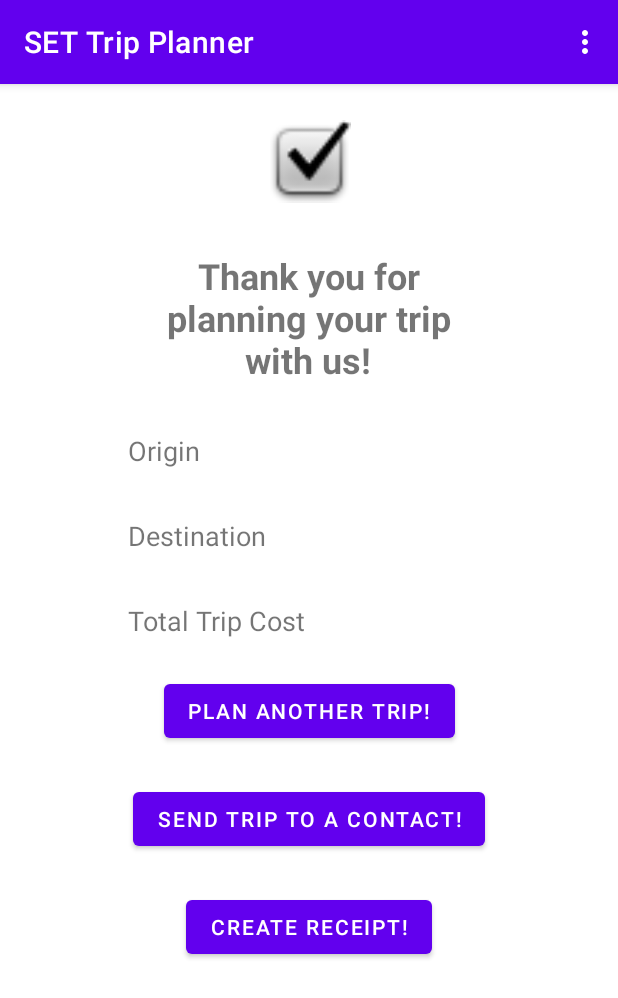
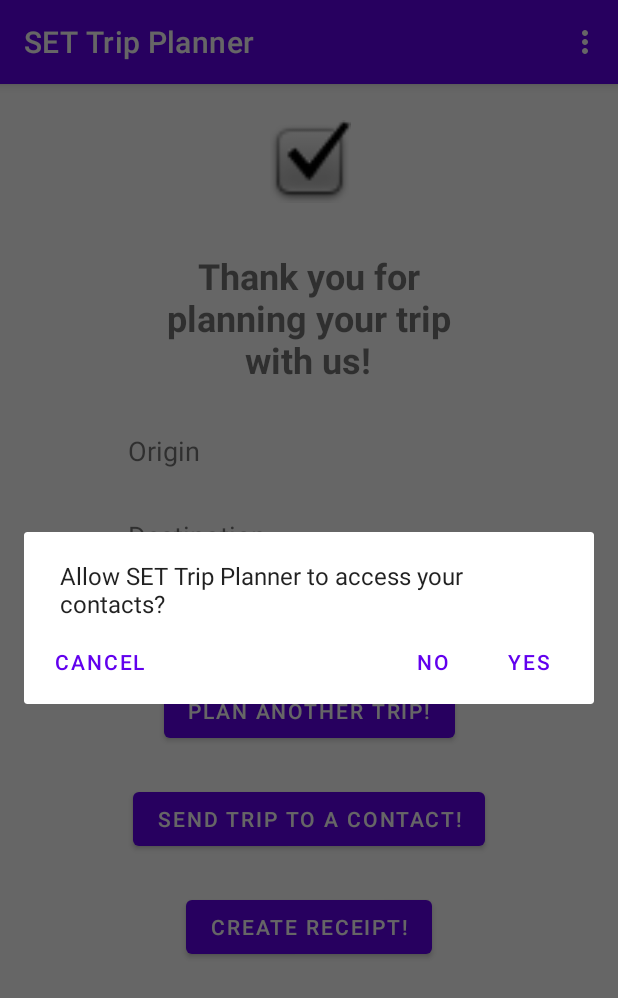
Before and after one commit to gHooyerSET/MobileDevA1_Group5, an Android app: the ConfirmationActivity screen opened directly, with no data from a screen before it, after a tap on "SEND TRIP TO A CONTACT!", on a phone screen of 412 x 824 dp. Shown: the top 998 px of the screen. Run offline under Robolectric (Android 15) with nearby library versions, the phone set to English and light mode, and no system bars; 3 statements that could not run were skipped.

Commit message:
Successfully implemented dialog box

```diff
--- a/app/src/main/java/com/example/tripplanner_a1_prog3150/ConfirmationActivity.java
+++ b/app/src/main/java/com/example/tripplanner_a1_prog3150/ConfirmationActivity.java
@@ -10,7 +10,9 @@ package com.example.tripplanner_a1_prog3150;
 import androidx.annotation.NonNull;
 import androidx.appcompat.app.AppCompatActivity;
 
+import android.app.AlertDialog;
 import android.content.Context;
+import android.content.DialogInterface;
 import android.content.Intent;
 import android.os.AsyncTask;
 import android.os.Bundle;
@@ -36,7 +38,7 @@ public class ConfirmationActivity extends MenuActivity {
     private Button createReceiptButton;
     private Button sendTripButton;
     private Trip trip;
-
+    private AlertDialog permissionDialog;
     @Override
     protected void onCreate(Bundle savedInstanceState) {
         super.onCreate(savedInstanceState);
@@ -76,15 +78,31 @@ public class ConfirmationActivity extends MenuActivity {
         });
 
         sendTripButton.setOnClickListener(view -> {
-            //Forward to contact page
+            //Get permission to use contacts
+            permissionDialog = new AlertDialog.Builder(ConfirmationActivity.this)
+                    .setMessage("Allow SET Trip Planner to access your contacts?")
+                    .setPositiveButton("Yes", new DialogInterface.OnClickListener() {
+                        @Override
+                        public void onClick(DialogInterface dialogInterface, int which) {
+                            Intent nextScreenIntent = new Intent( ConfirmationActivity.this, SendTripActivity.class);
+                            //Go to next page
+                            ConfirmationActivity.this.startActivity(nextScreenIntent);
+                        }
+                    })
+                    .setNegativeButton("No", new DialogInterface.OnClickListener() {
+                        @Override
+                        public void onClick(DialogInterface dialogInterface, int which) {
+                            //Do nothing
+                        }
+                    })
+                    .setNeutralButton("Cancel", new DialogInterface.OnClickListener() {
+                        @Override
+                        public void onClick(DialogInterface dialogInterface, int i) {
+                            //Do nothing
+                        }
+                    })
+                    .show();
 
-            //Get permission to use contacts
-
-            //If yes
-            //Set intent for next page
-            Intent nextScreenIntent = new Intent( ConfirmationActivity.this, SendTripActivity.class);
-            //Go to next page
-            ConfirmationActivity.this.startActivity(nextScreenIntent);
         });
 
         createReceiptButton.setOnClickListener(view -> {
```
